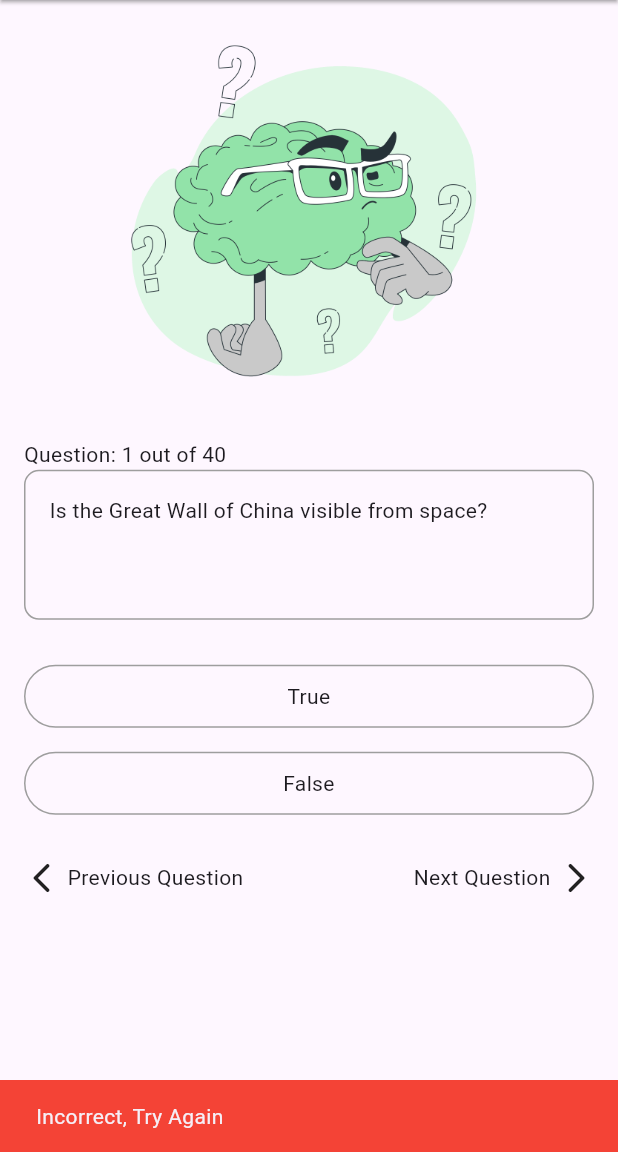
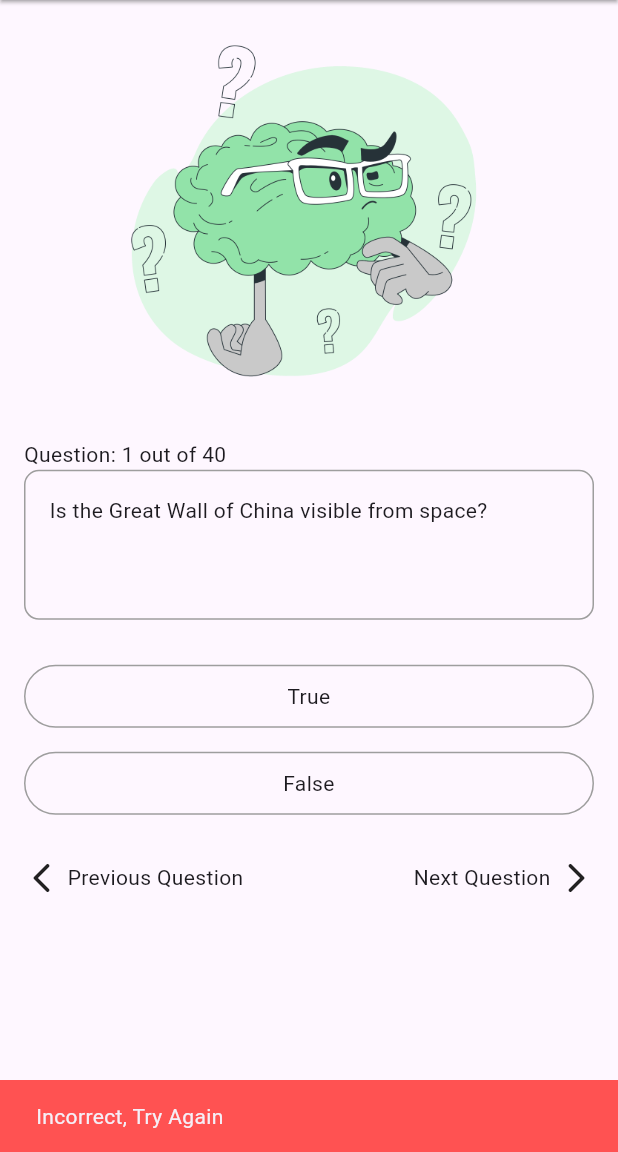
Before and after one commit to Adeyemi-Favour/Quiz-App, a Flutter app: the screen it shows after launch, after a tap on "True", on a phone screen of 412 x 824 dp, the part 84-1236 px from its top. Run offline on Flutter 3.47's test engine with Material 3 defaults, Android fonts, the phone set to English and light mode, and no system bars.

Commit message:
Colored SnackBar message

```diff
--- a/lib/bodyContainer.dart
+++ b/lib/bodyContainer.dart
@@ -52,7 +52,7 @@ class _bodyContainerState extends State<bodyContainer> {
       ScaffoldMessenger.of(context).showSnackBar(const SnackBar(
         content: Text("Incorrect, Try Again"),
         duration: Duration(seconds: 1),
-        backgroundColor: Colors.red,
+        backgroundColor: Colors.redAccent,
       ));
     }
     playerScore = score.toString();
```
